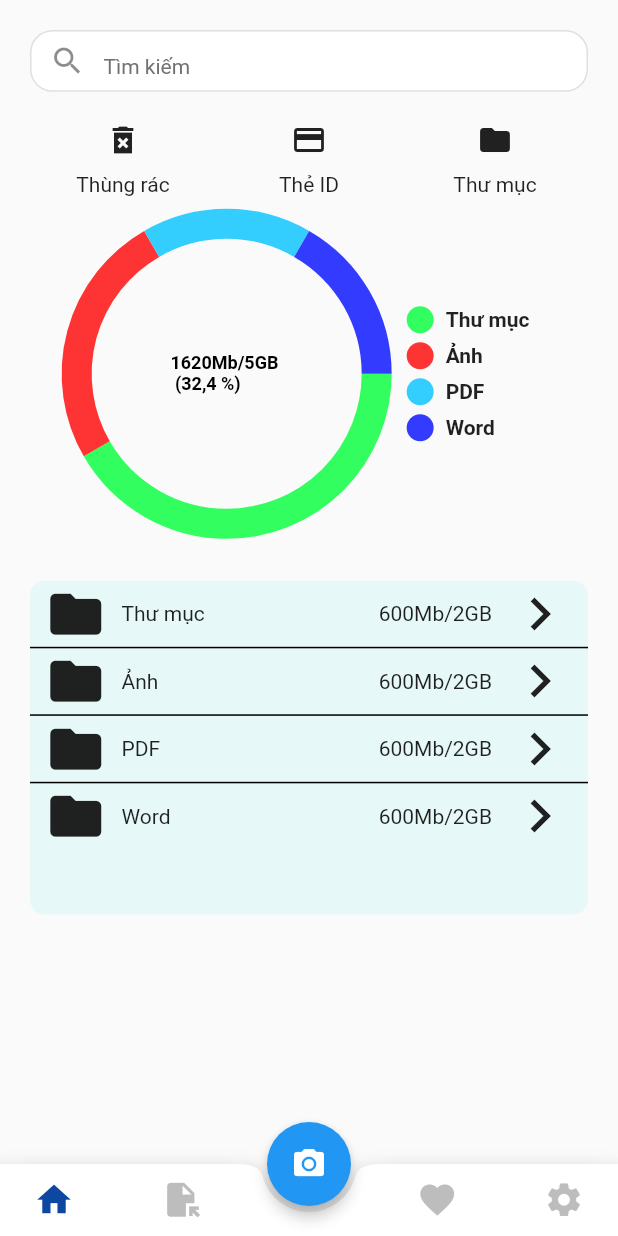
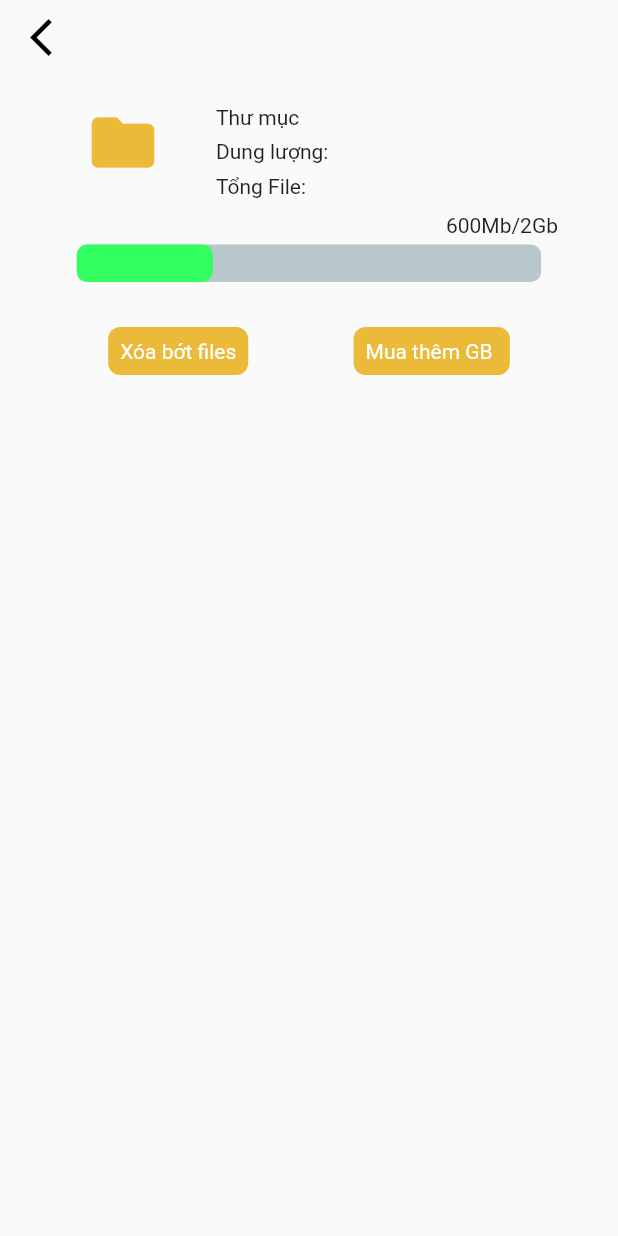
Before and after one commit to LeThanh2312/vart_tools, a Flutter app: the screen it shows after launch, after a tap on the "keyboard arrow right" icon, on a phone screen of 412 x 824 dp. Run offline on Flutter 3.47's test engine with Material 2 defaults, Android fonts, the phone set to English and light mode, and no system bars; drawn by our look-alikes of percent_indicator, pie_chart; our stand-ins replace sizer, sqflite; accounts and stored records are empty.

Commit message:
add detail list file

```diff
--- a/lib/command/enum/chart_item.dart
+++ b/lib/command/enum/chart_item.dart
@@ -48,6 +48,6 @@ extension ChartItemExtention on ChartItem? {
         return 0xf058;
       default:
     }
-    return 0;
+    return 0xf058;
   }
 }
--- a/lib/feature/bottom_navigation_bar_main/bottom_navigation_bar_main_screen.dart
+++ b/lib/feature/bottom_navigation_bar_main/bottom_navigation_bar_main_screen.dart
@@ -3,7 +3,7 @@ import '../../command/enum/tab_item.dart';
 import '../../routes.dart';
 import '../favourite/favurite_screen.dart';
 import '../file/FileScreen.dart';
-import '../home/home_screen.dart';
+import '../home/view/home_screen.dart';
 import '../setting/SettingScreen.dart';
 
 class BottomNavigationBarMainScreen extends StatefulWidget {
--- /dev/null
+++ b/lib/feature/home/view/detail_size_screen.dart
@@ -0,0 +1,136 @@
+import 'package:flutter/material.dart';
+import 'package:vart_tools/command/enum/chart_item.dart';
+import 'package:vart_tools/res/app_color.dart';
+import 'package:sizer/sizer.dart';
+import 'package:percent_indicator/linear_percent_indicator.dart';
+
+class DetailSizeScreen extends StatefulWidget {
+  DetailSizeScreen({Key? key, required this.typeDetail}) : super(key: key);
+  ChartItem typeDetail;
+
+  @override
+  State<DetailSizeScreen> createState() => _DetailSizeScreenState();
+}
+
+class _DetailSizeScreenState extends State<DetailSizeScreen> {
+  @override
+  Widget build(BuildContext context) {
+    return Scaffold(
+      body: SafeArea(
+        child: Container(
+          padding: const EdgeInsets.symmetric(horizontal: 20, vertical: 10),
+          child: Column(
+            children: [
+              Row(
+                children: [
+                  IconButton(
+                    onPressed: () {
+                      Navigator.pop(context);
+                    },
+                    iconSize: 30,
+                    padding: EdgeInsets.zero,
+                    constraints: const BoxConstraints(),
+                    icon: const Icon(Icons.arrow_back_ios, color: Colors.black),
+                  ),
+                  const SizedBox(width: 20),
+                ],
+              ),
+              const SizedBox(
+                height: 30,
+              ),
+              Row(
+                crossAxisAlignment: CrossAxisAlignment.start,
+                children: [
+                  Expanded(
+                    flex: 1,
+                    child: Icon(
+                      IconData(widget.typeDetail.icon,
+                          fontFamily: 'MaterialIcons'),
+                      color: AppColors.yellow,
+                      size: 50,
+                    ),
+                  ),
+                  Expanded(
+                    flex: 2,
+                    child: Container(
+                      alignment: Alignment.centerLeft,
+                      child: Column(
+                        crossAxisAlignment: CrossAxisAlignment.start,
+                        children: [
+                          Text(widget.typeDetail.name),
+                          Container(
+                            margin: const EdgeInsets.symmetric(vertical: 7),
+                            child: const Text('Dung lượng: '),
+                          ),
+                          const Text('Tổng File: ')
+                        ],
+                      ),
+                    ),
+                  ),
+                ],
+              ),
+              Container(
+                margin: const EdgeInsets.only(top: 10, bottom: 30),
+                child: Column(
+                  crossAxisAlignment: CrossAxisAlignment.end,
+                  children: [
+                    Container(
+                      margin: const EdgeInsets.only(right: 20, bottom: 5),
+                      child: const Text(
+                        '600Mb/2Gb',
+                      ),
+                    ),
+                    LinearPercentIndicator(
+                      width: 80.0.w,
+                      animation: true,
+                      lineHeight: 25.0,
+                      animationDuration: 2500,
+                      percent: 600 / 2048,
+                      alignment: MainAxisAlignment.center,
+                      barRadius: const Radius.circular(7),
+                      progressColor: widget.typeDetail.color,
+                    ),
+                  ],
+                ),
+              ),
+              SizedBox(
+                width: 65.0.w,
+                child: Row(
+                  mainAxisAlignment: MainAxisAlignment.spaceBetween,
+                  children: [
+                    Container(
+                      padding: const EdgeInsets.all(8),
+                      decoration: BoxDecoration(
+                        borderRadius: BorderRadius.circular(8),
+                        color: AppColors.yellow,
+                      ),
+                      child: const Text(
+                        'Xóa bớt files',
+                        style: TextStyle(
+                          color: Colors.white,
+                        ),
+                      ),
+                    ),
+                    Container(
+                      padding: const EdgeInsets.all(8),
+                      decoration: BoxDecoration(
+                        borderRadius: BorderRadius.circular(8),
+                        color: AppColors.yellow,
+                      ),
+                      child: const Text(
+                        'Mua thêm GB ',
+                        style: TextStyle(
+                          color: Colors.white,
+                        ),
+                      ),
+                    ),
+                  ],
+                ),
+              )
+            ],
+          ),
+        ),
+      ),
+    );
+  }
+}
--- a/lib/feature/home/widgets/circle_chart_widget.dart
+++ b/lib/feature/home/widgets/circle_chart_widget.dart
@@ -49,7 +49,7 @@ class CircleChartWidget extends StatelessWidget {
       chartRadius: 200,
       colorList: colorList,
       initialAngleInDegree: 0,
-      chartType: _chartType!,
+      chartType: _chartType,
       centerText: centerText,
       legendOptions: LegendOptions(
         showLegendsInRow: _showLegendsInRow,
--- a/lib/feature/home/widgets/list_file_widget.dart
+++ b/lib/feature/home/widgets/list_file_widget.dart
@@ -1,8 +1,8 @@
 import 'package:flutter/material.dart';
 import 'package:vart_tools/res/app_color.dart';
 import 'package:sizer/sizer.dart';
-
 import '../../../command/enum/chart_item.dart';
+import '../view/detail_size_screen.dart';
 
 class ListFile extends StatefulWidget {
   const ListFile({Key? key}) : super(key: key);
@@ -50,7 +50,11 @@ class _ListFileState extends State<ListFile> {
             children: [
               Row(
                 children: [
-                  const Icon(Icons.folder, size: 41),
+                  Icon(
+                    IconData(e.icon, fontFamily: 'MaterialIcons'),
+                    color: AppColors.yellow,
+                    size: 41,
+                  ),
                   const SizedBox(width: 10),
                   Text(e.name),
                 ],
@@ -60,7 +64,16 @@ class _ListFileState extends State<ListFile> {
                   const Text('600Mb/2GB'),
                   const SizedBox(width: 10),
                   InkWell(
-                    onTap: () {},
+                    onTap: () {
+                      Navigator.push(
+                        context,
+                        MaterialPageRoute(
+                          builder: (context) => DetailSizeScreen(
+                            typeDetail: e,
+                          ),
+                        ),
+                      );
+                    },
                     child: const Icon(Icons.keyboard_arrow_right, size: 44),
                   ),
                 ],
--- a/lib/res/app_color.dart
+++ b/lib/res/app_color.dart
@@ -11,5 +11,6 @@ class AppColors{
   static Color colorPDF = HexColor('#33CDFE');
   static Color colorWord = HexColor('#333BFE');
   static Color greenLight = HexColor('#E6F8F7');
+  static Color yellow = HexColor('#ECBA39');
 
 }
--- a/lib/routes.dart
+++ b/lib/routes.dart
@@ -1,7 +1,8 @@
 import 'package:flutter/material.dart';
 
 import 'feature/bottom_navigation_bar_main/bottom_navigation_bar_main_screen.dart';
-import 'feature/camera/camera_screen.dart';
+import 'feature/camera/view/camera_screen.dart';
+import 'feature/home/view/detail_size_screen.dart';
 import 'feature/recycle_bin/recycle_bin_screen.dart';
 
 class Routes {
@@ -12,6 +13,7 @@ class Routes {
   static const String bottom_navigation_bar = '/bottom_navigation_bar_main';
   static const String camera = '/camera';
   static const String recycle_bin = '/recycle_bin';
+  static const String detail_screen = '/detail_screen';
 
   static final Map<String, WidgetBuilder> routes = <String, WidgetBuilder>{
     bottom_navigation_bar: (BuildContext context) => const BottomNavigationBarMainScreen(),
--- a/pubspec.yaml
+++ b/pubspec.yaml
@@ -49,6 +49,7 @@ dev_dependencies:
 
   # CHART
   pie_chart: ^5.3.2
+  percent_indicator: ^4.2.2
 
   # LOCAL DATABASE
   sqflite: ^2.0.3+1
```
Also changed, not shown: lib/feature/home/view/home_screen.dart (renamed from lib/feature/home/home_screen.dart, +4 -4 lines), lib/feature/camera/view/camera_screen.dart (renamed from lib/feature/camera/camera_screen.dart), pubspec.lock.
